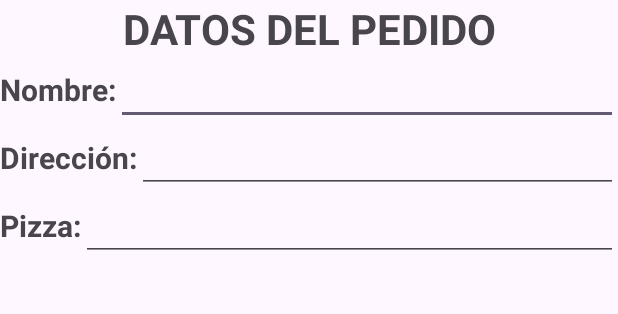
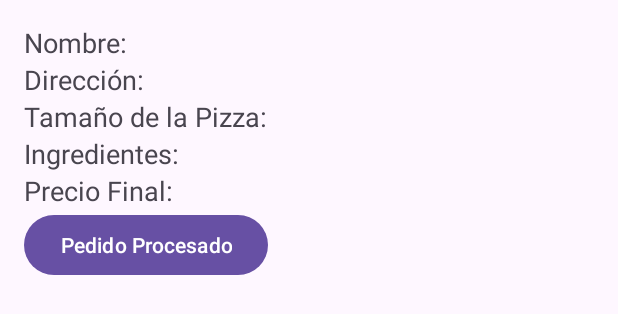
Before and after one commit to pierosantana/dam_2_android_projects, an Android app built with Jetpack Compose: the layout activity_confirmacion.xml on its own in the app's theme, with its tools: preview values and no code run, on a phone screen of 412 x 824 dp. Shown: the top 314 px of the screen. Run offline under Robolectric (Android 15) with nearby library versions, the phone set to English and light mode, and no system bars.

Commit message:
upgrade pizzeria2

```diff
--- a/Pizzeria2/app/src/main/AndroidManifest.xml
+++ b/Pizzeria2/app/src/main/AndroidManifest.xml
@@ -20,8 +20,7 @@
 
         <activity
             android:name=".PizzeriaActivity"
-            android:exported="false"
-            android:theme="@style/Theme.Pizzeria2"/>
+            android:exported="false" />
 
         <activity
             android:name=".MainActivity"
--- a/Pizzeria2/app/src/main/java/com/example/pizzeria2/modelo/entidad/Ingrediente.java
+++ b/Pizzeria2/app/src/main/java/com/example/pizzeria2/modelo/entidad/Ingrediente.java
@@ -3,7 +3,7 @@ package com.example.pizzeria2.modelo.entidad;
 import java.io.Serializable;
 import java.util.Objects;
 
-public class Ingrediente implements Serializable {
+public class Ingrediente  implements Serializable {
     private String nombre;
     private double precio;
 
--- a/Pizzeria2/app/src/main/java/com/example/pizzeria2/modelo/entidad/Tamanio.java
+++ b/Pizzeria2/app/src/main/java/com/example/pizzeria2/modelo/entidad/Tamanio.java
@@ -1,7 +1,5 @@
 package com.example.pizzeria2.modelo.entidad;
 
-import java.io.Serializable;
-
-public enum Tamanio implements Serializable {
+public enum Tamanio {
     PEQUENO, MEDIANO, GRANDE;
 }
--- a/Pizzeria2/app/src/main/java/com/example/pizzeria2/modelo/negocio/GestorPizza.java
+++ b/Pizzeria2/app/src/main/java/com/example/pizzeria2/modelo/negocio/GestorPizza.java
@@ -19,7 +19,7 @@ public class GestorPizza {
                 break;
         }
         for(Ingrediente ingrediente : pizza.getListaIngrediente()){
-            precioBase+= ingrediente.getPrecio();
+            precioBase += ingrediente.getPrecio();
         }
 
         pizza.setPrecio(precioBase);
--- a/Pizzeria2/app/src/main/res/layout/activity_confirmacion.xml
+++ b/Pizzeria2/app/src/main/res/layout/activity_confirmacion.xml
@@ -1,83 +1,48 @@
+<?xml version="1.0" encoding="utf-8"?>
 <LinearLayout xmlns:android="http://schemas.android.com/apk/res/android"
-    xmlns:app="http://schemas.android.com/apk/res-auto"
-    xmlns:tools="http://schemas.android.com/tools"
+    android:orientation="vertical"
+    android:padding="16dp"
     android:layout_width="match_parent"
-    android:layout_height="match_parent"
-    tools:context=".Confirmacion">
-
-
-    <LinearLayout
-        android:id="@+id/main"
-        android:layout_width="match_parent"
-        android:layout_height="wrap_content"
-        android:orientation="vertical"
-
-        android:gravity="center">
+    android:layout_height="match_parent">
 
     <TextView
-        android:layout_width="match_parent"
+        android:id="@+id/tvNombreUsuario"
+        android:layout_width="wrap_content"
         android:layout_height="wrap_content"
-        android:text="DATOS DEL PEDIDO"
-        android:textAlignment="center"
-        android:textSize="28sp"
-        android:textStyle="bold" />
-
-    <LinearLayout
-        android:layout_width="match_parent"
-        android:layout_height="wrap_content"
-        android:orientation="horizontal">
+        android:text="Nombre: "
+        android:textSize="18sp" />
 
     <TextView
+        android:id="@+id/tvDireccionUsuario"
         android:layout_width="wrap_content"
         android:layout_height="wrap_content"
-            android:text="Nombre:"
-            android:textSize="20sp"
-            android:textStyle="bold" />
-
-        <EditText
-            android:layout_width="match_parent"
-            android:layout_height="wrap_content"
-            android:id="@+id/dNombre"/>
-
-    </LinearLayout>
-
-    <LinearLayout
-        android:layout_width="match_parent"
-        android:layout_height="wrap_content"
-        android:orientation="horizontal">
+        android:text="Dirección: "
+        android:textSize="18sp" />
 
     <TextView
+        android:id="@+id/tvTamanioPizza"
         android:layout_width="wrap_content"
         android:layout_height="wrap_content"
-            android:text="Dirección:"
-            android:textSize="20sp"
-            android:textStyle="bold" />
-
-        <EditText
-            android:layout_width="match_parent"
-            android:layout_height="wrap_content"
-            android:id="@+id/dDireccion"/>
-
-    </LinearLayout>
-    <LinearLayout
-        android:layout_width="match_parent"
-        android:layout_height="wrap_content"
-        android:orientation="horizontal">
+        android:text="Tamaño de la Pizza: "
+        android:textSize="18sp" />
 
     <TextView
+        android:id="@+id/tvIngredientes"
         android:layout_width="wrap_content"
         android:layout_height="wrap_content"
-            android:text="Pizza:"
-            android:textSize="20sp"
-            android:textStyle="bold" />
+        android:text="Ingredientes: "
+        android:textSize="18sp" />
 
-        <EditText
-            android:layout_width="match_parent"
+    <TextView
+        android:id="@+id/tvPrecioFinal"
+        android:layout_width="wrap_content"
         android:layout_height="wrap_content"
-            android:id="@+id/dPizza"/>
+        android:text="Precio Final: "
+        android:textSize="18sp" />
 
+    <Button
+        android:id="@+id/btnPedidoProcesado"
+        android:layout_width="wrap_content"
+        android:layout_height="wrap_content"
+        android:text="Pedido Procesado" />
 </LinearLayout>
-
-    </LinearLayout>
-
-</LinearLayout>
```
Also changed, not shown: Pizzeria2/app/src/main/java/com/example/pizzeria2/Confirmacion.java (deleted, +0 -46 lines), Pizzeria2/app/src/main/java/com/example/pizzeria2/ConfirmacionActivity.java (added, +56 -0 lines), Pizzeria2/app/src/main/java/com/example/pizzeria2/MainActivity.java (+9 -34 lines), Pizzeria2/app/src/main/java/com/example/pizzeria2/PizzeriaActivity.java (+30 -94 lines), Pizzeria2/app/src/main/java/com/example/pizzeria2/modelo/negocio/GestorUsuario.java (+4 -6 lines), Pizzeria2/app/src/main/java/com/example/pizzeria2/modelo/persistencia/DaoUsuario.java (+5 -17 lines), Pizzeria2/app/src/main/res/layout/activity_main.xml (+33 -20 lines), Pizzeria2/app/src/main/res/layout/activity_pizzeria.xml (+15 -9 lines), 1 other file. Lines whose indentation alone changed are shown as unchanged.
